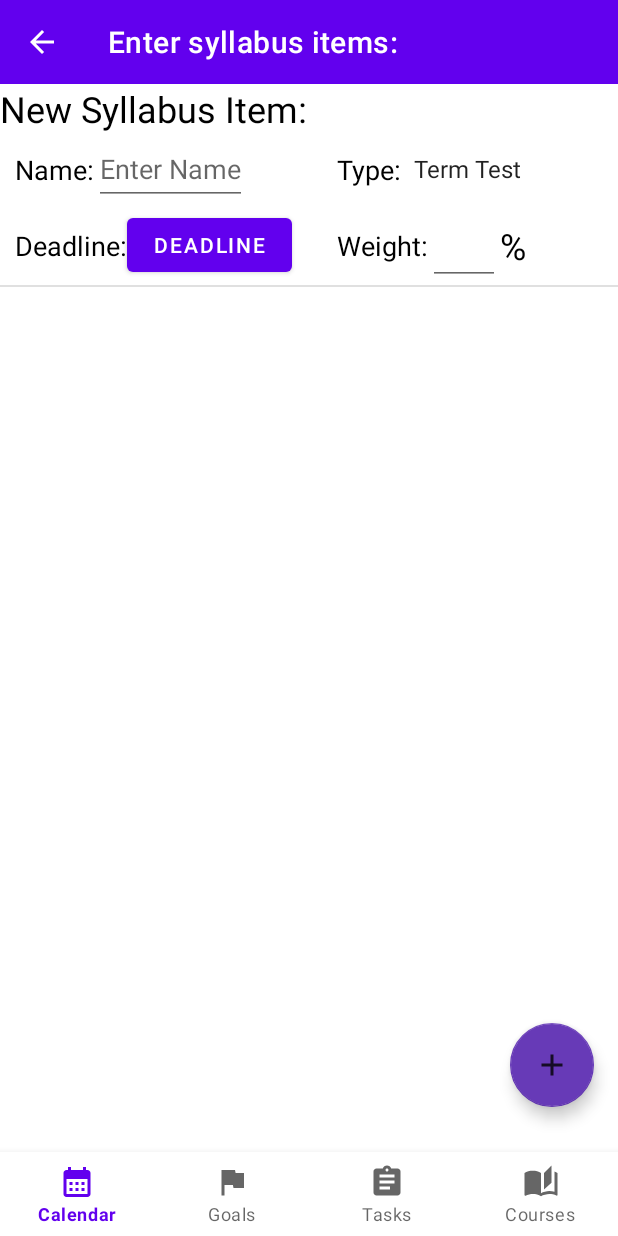
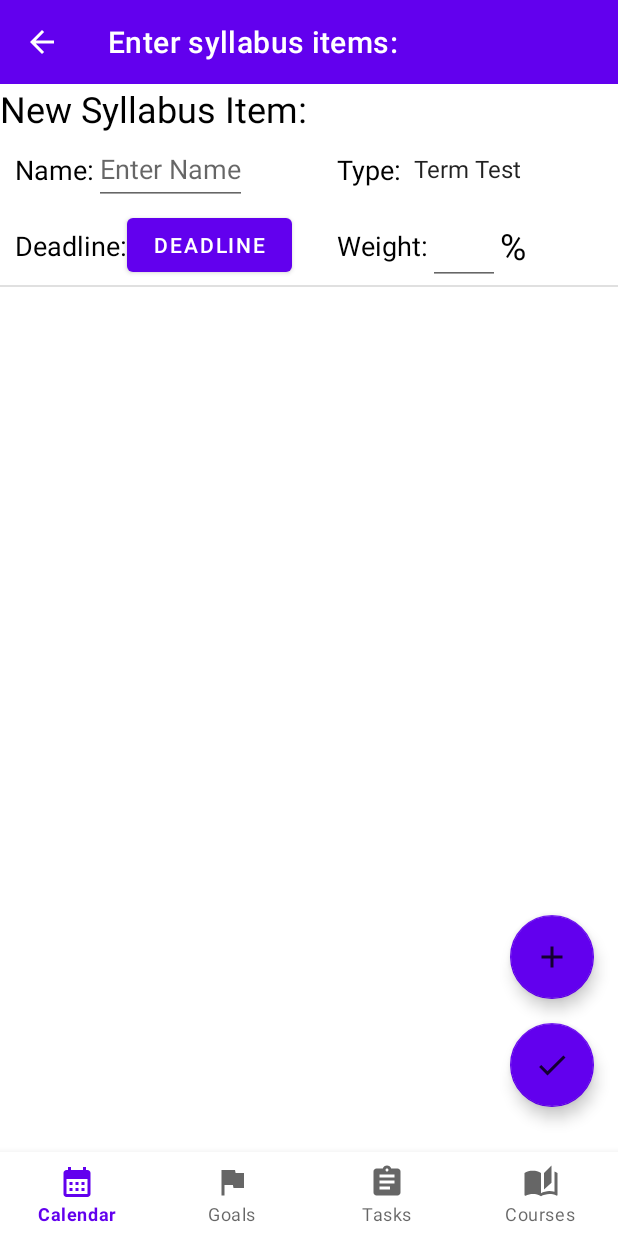
Before and after one commit to KhizarTariqq/SyllabusPro, an Android app: the AddItemsFragment screen opened through its navigation route, after a tap on an icon or button, on a phone screen of 412 x 824 dp. Run offline under Robolectric (Android 15) with nearby library versions, the phone set to English and light mode, and no system bars; our stand-ins replace navigation-ui; libraries missing offline, so code that uses them is left out: com.itextpdf.text.

Commit message:
Added date input with a calendar for syllabus item deadlines input. Also a confirmation button was added to save all of the SyllabusItems to the course item list.

```diff
--- a/app/src/main/java/com/example/syllabuspro/adapters/AddCourseAdapter.java
+++ b/app/src/main/java/com/example/syllabuspro/adapters/AddCourseAdapter.java
@@ -5,10 +5,14 @@ import android.view.LayoutInflater;
 import android.view.View;
 import android.view.ViewGroup;
 import android.widget.ArrayAdapter;
+import android.widget.Button;
 import android.widget.Spinner;
 import android.widget.TextView;
 import androidx.annotation.NonNull;
+import androidx.fragment.app.DialogFragment;
 import androidx.recyclerview.widget.RecyclerView;
+import com.example.syllabuspro.DatePickerFragment;
+import com.example.syllabuspro.MainActivity;
 import com.example.syllabuspro.R;
 import com.example.syllabuspro.SyllabusItem;
 import org.jetbrains.annotations.NotNull;
@@ -18,6 +22,7 @@ import java.util.ArrayList;
 public class AddCourseAdapter extends RecyclerView.Adapter<AddCourseAdapter.ViewHolder>
 {
     private ArrayList<SyllabusItem> syllabusItems;
+    private ViewHolder viewHolder;
 
     public AddCourseAdapter(ArrayList<SyllabusItem> syllabusItems)
     {
@@ -29,13 +34,16 @@ public class AddCourseAdapter extends RecyclerView.Adapter<AddCourseAdapter.View
     @Override
     public ViewHolder onCreateViewHolder(@NonNull @NotNull ViewGroup parent, int viewType)
     {
-        return new ViewHolder(LayoutInflater.from(parent.getContext()).inflate(R.layout.add_items_dialog_row, parent, false));
+        this.viewHolder = new ViewHolder(LayoutInflater.from(parent.getContext()).inflate(R.layout.add_items_dialog_row, parent, false));
+        return viewHolder;
     }
 
     @Override
     public void onBindViewHolder(@NonNull @NotNull ViewHolder holder, int position)
     {
         holder.name.setText("Name:");
+
+        // Set up spinner for type
         Spinner spinner = (Spinner) holder.itemView.findViewById(R.id.types_spinner);
         // Create an ArrayAdapter using the string array and a default spinner layout
         ArrayAdapter<CharSequence> adapter = ArrayAdapter.createFromResource(holder.itemView.getContext(),
@@ -52,6 +60,19 @@ public class AddCourseAdapter extends RecyclerView.Adapter<AddCourseAdapter.View
         return this.syllabusItems.size();
     }
 
+    public void setItemProperties()
+    {
+        // get information
+        String itemName = (String) this.viewHolder.name.getText();
+        int weight = Integer.parseInt((String) this.viewHolder.weight.getText());
+
+
+        // Get SyllabusItem and set properties
+        SyllabusItem item = syllabusItems.get(syllabusItems.size());
+
+        // item.setProperties();
+    }
+
     public ArrayList<SyllabusItem> getSyllabusItems()
     {
         return this.syllabusItems;
@@ -60,13 +81,26 @@ public class AddCourseAdapter extends RecyclerView.Adapter<AddCourseAdapter.View
     public class ViewHolder extends RecyclerView.ViewHolder
     {
         TextView name;
+        TextView weight;
+
         public ViewHolder(@NonNull View itemView)
         {
             super(itemView);
             name = itemView.findViewById(R.id.enter_item_name);
+            weight = itemView.findViewById(R.id.enter_weight);
             // age = itemView.findViewById(R.id.item_age);
 
-
+            // Set up date picker
+            Button deadlineButton = itemView.findViewById(R.id.deadline_button);
+            deadlineButton.setOnClickListener(new View.OnClickListener()
+            {
+                @Override
+                public void onClick(View view)
+                {
+                    DialogFragment fragment = new DatePickerFragment();
+                    fragment.show(MainActivity.fragmentManager, "datePicker");
+                }
+            });
         }
     }
 }
--- a/app/src/main/java/com/example/syllabuspro/ui/add_items/AddItemsFragment.java
+++ b/app/src/main/java/com/example/syllabuspro/ui/add_items/AddItemsFragment.java
@@ -65,19 +65,30 @@ public class AddItemsFragment extends Fragment {
         addItemsRecyclerView.setAdapter(adapter);
         addItemsRecyclerView.setLayoutManager(mLayoutManager);
 
-
-
-
         root.findViewById(R.id.add_item_button).setOnClickListener(new View.OnClickListener()
         {
             @Override
             public void onClick(View view)
             {
-                // recyclerView = view.findViewById(R.id.addCourseRecyclerView);
+                // Check if all input fields are completed
+                // then create the SyllabusItem object from the information provided
+                // once the object is created then add the new item to the list
+
                 ArrayList<SyllabusItem> syllabusItems = adapter.getSyllabusItems();
-
                 syllabusItems.add(new SyllabusItem());
                 adapter.notifyDataSetChanged();
+            }
+        });
+
+        root.findViewById(R.id.confirm_button).setOnClickListener(new View.OnClickListener()
+        {
+            @Override
+            public void onClick(View view)
+            {
+                RecyclerView recyclerView = view.getRootView().findViewById(R.id.addCourseRecyclerView);
+                AddCourseAdapter adapter = (AddCourseAdapter) recyclerView.getAdapter();
+
+                // adapter method
             }
         });
 
--- /dev/null
+++ b/app/src/main/res/drawable-anydpi/ic_confirm.xml
@@ -0,0 +1,11 @@
+<vector xmlns:android="http://schemas.android.com/apk/res/android"
+    android:width="24dp"
+    android:height="24dp"
+    android:viewportWidth="24"
+    android:viewportHeight="24"
+    android:tint="#000000"
+    android:alpha="0.8">
+  <path
+      android:fillColor="@android:color/white"
+      android:pathData="M9,16.17L4.83,12l-1.42,1.41L9,19 21,7l-1.41,-1.41z"/>
+</vector>
--- a/app/src/main/res/layout/add_items_fragment.xml
+++ b/app/src/main/res/layout/add_items_fragment.xml
@@ -24,10 +24,26 @@
             android:src="@drawable/ic_add"
             android:contentDescription=""
             android:layout_margin="16dp"
+            app:layout_constraintBottom_toTopOf="@id/confirm_button"
+            app:backgroundTint="?attr/colorPrimary"
+            android:translationY="-70dp"
+            app:layout_constraintEnd_toEndOf="@+id/confirm_button"
+            android:layout_marginBottom="16dp" app:layout_constraintStart_toStartOf="@+id/confirm_button"
+    />
+
+    <com.google.android.material.floatingactionbutton.FloatingActionButton
+            android:id="@+id/confirm_button"
+            android:layout_width="wrap_content"
+            android:layout_height="wrap_content"
+            android:layout_gravity="end|bottom"
+            android:src="@drawable/ic_confirm"
+            android:contentDescription=""
+            android:layout_margin="16dp"
             app:layout_constraintBottom_toBottomOf="parent"
             app:layout_constraintEnd_toEndOf="parent"
-            app:backgroundTint="#673AB7"
-            android:translationY="-70dp"/>
+            app:backgroundTint="?attr/colorPrimary"
+            android:translationY="-70dp"
+    />
     <com.google.android.material.appbar.AppBarLayout
             android:layout_width="match_parent"
             android:layout_height="wrap_content" app:layout_constraintTop_toTopOf="parent"
```
Also changed, not shown: app/src/main/java/com/example/syllabuspro/DatePicker.java (deleted, +0 -25 lines), app/src/main/java/com/example/syllabuspro/DatePickerFragment.java (added, +29 -0 lines), app/src/main/java/com/example/syllabuspro/SyllabusItem.java (+11 -2 lines), app/src/main/res/drawable-hdpi/ic_confirm.png (added), app/src/main/res/drawable-mdpi/ic_confirm.png (added), app/src/main/res/drawable-xhdpi/ic_confirm.png (added), app/src/main/res/drawable-xxhdpi/ic_confirm.png (added), 14 other files.
